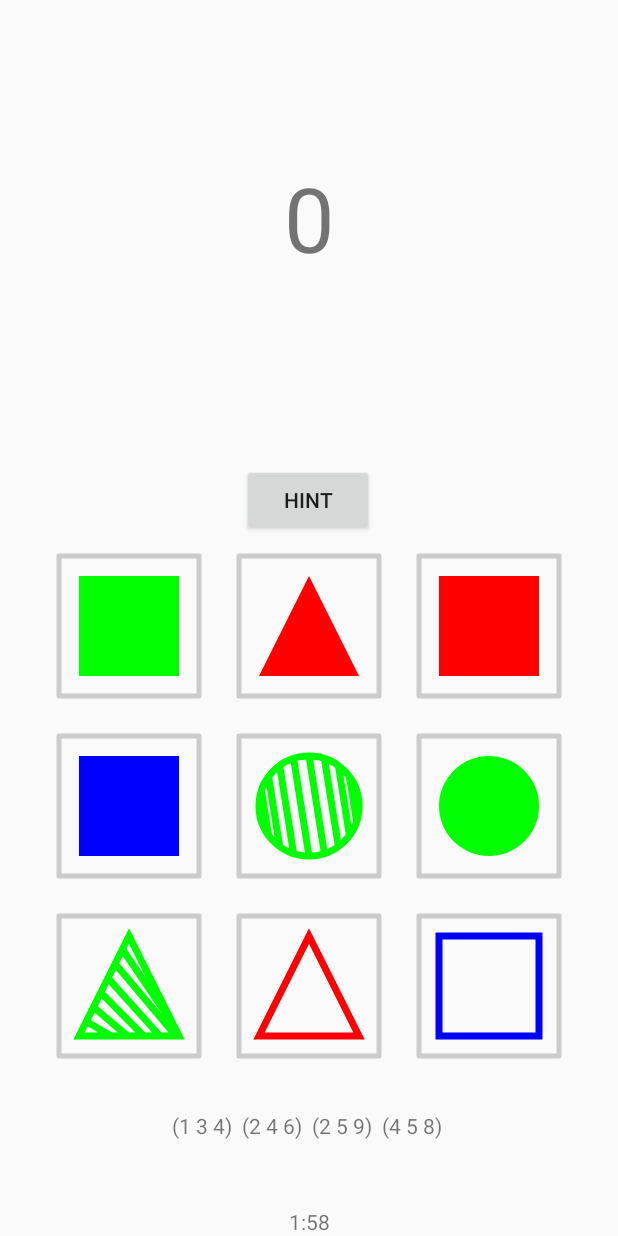
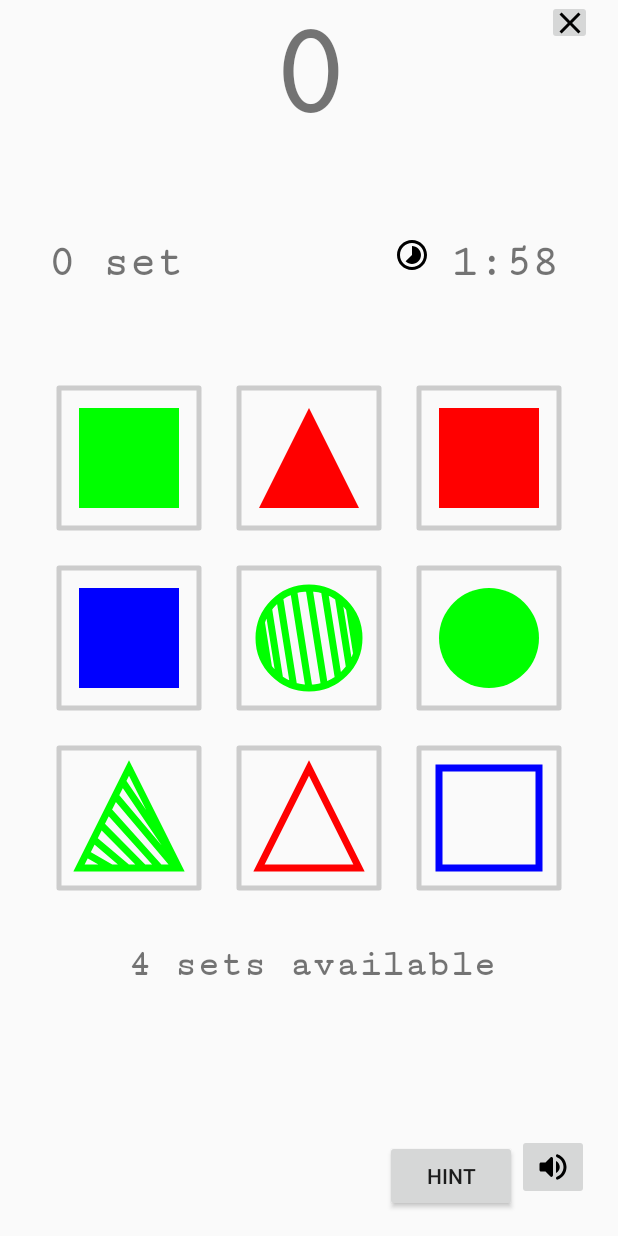
Before and after one commit to yewei600/Sets, an Android app: the GameFragment screen opened through its navigation route, on a phone screen of 412 x 824 dp. Run offline under Robolectric (Android 15) with nearby library versions, the phone set to English and light mode, and no system bars; our stand-ins replace data binding.

Commit message:
refactor GameFragment UI

```diff
--- a/app/build.gradle
+++ b/app/build.gradle
@@ -13,6 +13,7 @@ android {
         versionCode 1
         versionName "1.0"
         testInstrumentationRunner "androidx.test.runner.AndroidJUnitRunner"
+        vectorDrawables.useSupportLibrary = true
     }
     buildTypes {
         release {
--- a/app/src/main/java/com/ericwei/sets/game/GameContract.kt
+++ b/app/src/main/java/com/ericwei/sets/game/GameContract.kt
@@ -25,9 +25,11 @@ class GameContract {
 
         fun onShapesUpdateReceived(updateShapes: Map<Int, Shape?>)
 
-        fun onCurrentSetsReceived(curSets: ArrayList<Array<Int>>)
+        fun onNumPossibleSetsReceived(numSets: Int)
 
         fun onScoreUpdateReceived(score: Int)
+
+        fun onNumSetsFoundReceived(numSets: Int)
 
         fun updateShapes()
 
--- a/app/src/main/java/com/ericwei/sets/game/GameFragment.kt
+++ b/app/src/main/java/com/ericwei/sets/game/GameFragment.kt
@@ -8,6 +8,7 @@ import android.view.View
 import android.view.ViewGroup
 import android.widget.Button
 import android.widget.GridLayout
+import android.widget.ImageButton
 import android.widget.TextView
 import androidx.core.os.bundleOf
 import androidx.databinding.DataBindingUtil
@@ -20,16 +21,20 @@ import com.ericwei.sets.model.DrawState
 import com.ericwei.sets.model.Shape
 import com.ericwei.sets.model.ShapeView
 
-class GameFragment : Fragment(), GameContract.View {
+class GameFragment : Fragment(), GameContract.View, View.OnClickListener {
 
     private lateinit var mGamePresenter: GameContract.Presenter
     private lateinit var mGridLayout: GridLayout
     private lateinit var mShapeArray: Array<ShapeView>
     private lateinit var mScoreTv: TextView
+    private lateinit var mNumSetsFoundTv: TextView
+    private lateinit var mTimerTv: TextView
     private lateinit var mCurSetsTv: TextView
-    private lateinit var mTimerTv: TextView
+    private lateinit var mCloseBtn: ImageButton
     private lateinit var mHintBtn: Button
+    private lateinit var mSoundBtn: ImageButton
     private lateinit var mBtnSoundPlayers: Array<MediaPlayer>
+    private var mSoundOn: Boolean = true
 
     enum class SOUNDS(val id: Int) {
         CLICK_ON(0), CLICK_OFF(1), SET(2)
@@ -67,9 +72,12 @@ class GameFragment : Fragment(), GameContract.View {
     private fun assignUi(binding: FragmentGameBinding) {
         mGridLayout = binding.grid
         mScoreTv = binding.scoreTv
+        mNumSetsFoundTv = binding.numSetsFoundTv
+        mTimerTv = binding.timeTv
         mCurSetsTv = binding.curSetsTv
-        mTimerTv = binding.timeTv
+        mCloseBtn = binding.closeBtn
         mHintBtn = binding.hintBtn
+        mSoundBtn = binding.soundBtn
         mShapeArray = arrayOf(
             binding.s1,
             binding.s2,
@@ -81,12 +89,26 @@ class GameFragment : Fragment(), GameContract.View {
             binding.s8,
             binding.s9
         )
-        mHintBtn.setOnClickListener {
-            mGamePresenter.getHint()
-        }
+        mCloseBtn.setOnClickListener(this)
+        mHintBtn.setOnClickListener(this)
+        mSoundBtn.setOnClickListener(this)
         mShapeArray.forEach { shape ->
             shape.setOnClickListener {
                 mGamePresenter.shapeClicked(shape)
+            }
+        }
+    }
+
+    override fun onClick(v: View) {
+        when (v.id) {
+            R.id.closeBtn -> findNavController().navigate(R.id.action_gameFragment_to_homeFragment)
+            R.id.hintBtn -> mGamePresenter.getHint()
+            R.id.soundBtn -> {
+                mSoundOn = !mSoundOn
+                mSoundBtn.setImageResource(
+                    if (mSoundOn) R.drawable.ic_volume_on_24px else
+                        R.drawable.ic_volume_off_24px
+                )
             }
         }
     }
@@ -121,16 +143,16 @@ class GameFragment : Fragment(), GameContract.View {
         mGridLayout.isEnabled = true
     }
 
-    override fun onCurrentSetsReceived(curSets: ArrayList<Array<Int>>) {
-        var str = ""
-        curSets.forEach { set ->
-            str += "(${set[0] + 1} ${set[1] + 1} ${set[2] + 1})  "
-        }
-        mCurSetsTv.text = str
+    override fun onNumPossibleSetsReceived(numSets: Int) {
+        mCurSetsTv.text = "$numSets sets available"
     }
 
     override fun onScoreUpdateReceived(score: Int) {
         mScoreTv.text = score.toString()
+    }
+
+    override fun onNumSetsFoundReceived(numSets: Int) {
+        mNumSetsFoundTv.text = if (numSets > 1) "$numSets sets" else "$numSets set"
     }
 
     override fun getHintShapeView(shapeId: Int) {
@@ -138,6 +160,7 @@ class GameFragment : Fragment(), GameContract.View {
     }
 
     override fun playSound(soundId: SOUNDS) {
+        if (mSoundOn) {
             when (soundId) {
                 CLICK_ON -> {
                     mBtnSoundPlayers[CLICK_ON.id].seekTo(0)
@@ -153,6 +176,7 @@ class GameFragment : Fragment(), GameContract.View {
                 }
             }
         }
+    }
 
     override fun updateShapes() {
 
--- a/app/src/main/java/com/ericwei/sets/game/GamePresenter.kt
+++ b/app/src/main/java/com/ericwei/sets/game/GamePresenter.kt
@@ -9,6 +9,7 @@ class GamePresenter(private var gameView: GameContract.View) : GameContract.Pres
 
     private val TAG = "GamePresenter"
     private var mScore = 0
+    private var mNumSetsFound = 0
     private var mGameArray = arrayOfNulls<Shape>(9)
     private var mCurrentSets: ArrayList<Array<Int>> = arrayListOf()
     private var mUserSelected: MutableSet<ShapeView> = mutableSetOf()
@@ -60,7 +61,7 @@ class GamePresenter(private var gameView: GameContract.View) : GameContract.Pres
         }
         gameView.onShapesUpdateReceived(updateMap)
         if (drawState == DrawState.REDRAW) {
-            gameView.onCurrentSetsReceived(mCurrentSets)
+            gameView.onNumPossibleSetsReceived(mCurrentSets.size)
         }
     }
 
@@ -147,6 +148,7 @@ class GamePresenter(private var gameView: GameContract.View) : GameContract.Pres
             mScore += if (colors.size == 1) ALL_SAME_SCORE else ALL_DIFF_SCORE
             mScore += if (fills.size == 1) ALL_SAME_SCORE else ALL_DIFF_SCORE
             gameView.onScoreUpdateReceived(mScore)
+            gameView.onNumSetsFoundReceived(++mNumSetsFound)
         }
         return isSet
     }
--- /dev/null
+++ b/app/src/main/res/drawable/ic_close_24px.xml
@@ -0,0 +1,9 @@
+<vector xmlns:android="http://schemas.android.com/apk/res/android"
+    android:width="24dp"
+    android:height="24dp"
+    android:viewportWidth="24"
+    android:viewportHeight="24">
+    <path
+        android:fillColor="#FF000000"
+        android:pathData="M19,6.41L17.59,5 12,10.59 6.41,5 5,6.41 10.59,12 5,17.59 6.41,19 12,13.41 17.59,19 19,17.59 13.41,12z" />
+</vector>
--- /dev/null
+++ b/app/src/main/res/drawable/ic_timelapse_24px.xml
@@ -0,0 +1,9 @@
+<vector xmlns:android="http://schemas.android.com/apk/res/android"
+    android:width="24dp"
+    android:height="24dp"
+    android:viewportWidth="24"
+    android:viewportHeight="24">
+    <path
+        android:fillColor="#FF000000"
+        android:pathData="M16.24,7.76C15.07,6.59 13.54,6 12,6v6l-4.24,4.24c2.34,2.34 6.14,2.34 8.49,0 2.34,-2.34 2.34,-6.14 -0.01,-8.48zM12,2C6.48,2 2,6.48 2,12s4.48,10 10,10 10,-4.48 10,-10S17.52,2 12,2zM12,20c-4.42,0 -8,-3.58 -8,-8s3.58,-8 8,-8 8,3.58 8,8 -3.58,8 -8,8z" />
+</vector>
--- /dev/null
+++ b/app/src/main/res/drawable/ic_volume_off_24px.xml
@@ -0,0 +1,9 @@
+<vector xmlns:android="http://schemas.android.com/apk/res/android"
+    android:width="24dp"
+    android:height="24dp"
+    android:viewportWidth="24"
+    android:viewportHeight="24">
+    <path
+        android:fillColor="#FF000000"
+        android:pathData="M3.63,3.63c-0.39,0.39 -0.39,1.02 0,1.41L7.29,8.7 7,9L4,9c-0.55,0 -1,0.45 -1,1v4c0,0.55 0.45,1 1,1h3l3.29,3.29c0.63,0.63 1.71,0.18 1.71,-0.71v-4.17l4.18,4.18c-0.49,0.37 -1.02,0.68 -1.6,0.91 -0.36,0.15 -0.58,0.53 -0.58,0.92 0,0.72 0.73,1.18 1.39,0.91 0.8,-0.33 1.55,-0.77 2.22,-1.31l1.34,1.34c0.39,0.39 1.02,0.39 1.41,0 0.39,-0.39 0.39,-1.02 0,-1.41L5.05,3.63c-0.39,-0.39 -1.02,-0.39 -1.42,0zM19,12c0,0.82 -0.15,1.61 -0.41,2.34l1.53,1.53c0.56,-1.17 0.88,-2.48 0.88,-3.87 0,-3.83 -2.4,-7.11 -5.78,-8.4 -0.59,-0.23 -1.22,0.23 -1.22,0.86v0.19c0,0.38 0.25,0.71 0.61,0.85C17.18,6.54 19,9.06 19,12zM10.29,5.71l-0.17,0.17L12,7.76L12,6.41c0,-0.89 -1.08,-1.33 -1.71,-0.7zM16.5,12c0,-1.77 -1.02,-3.29 -2.5,-4.03v1.79l2.48,2.48c0.01,-0.08 0.02,-0.16 0.02,-0.24z" />
+</vector>
--- /dev/null
+++ b/app/src/main/res/drawable/ic_volume_on_24px.xml
@@ -0,0 +1,9 @@
+<vector xmlns:android="http://schemas.android.com/apk/res/android"
+    android:width="24dp"
+    android:height="24dp"
+    android:viewportWidth="24"
+    android:viewportHeight="24">
+    <path
+        android:fillColor="#FF000000"
+        android:pathData="M3,10v4c0,0.55 0.45,1 1,1h3l3.29,3.29c0.63,0.63 1.71,0.18 1.71,-0.71L12,6.41c0,-0.89 -1.08,-1.34 -1.71,-0.71L7,9L4,9c-0.55,0 -1,0.45 -1,1zM16.5,12c0,-1.77 -1.02,-3.29 -2.5,-4.03v8.05c1.48,-0.73 2.5,-2.25 2.5,-4.02zM14,4.45v0.2c0,0.38 0.25,0.71 0.6,0.85C17.18,6.53 19,9.06 19,12s-1.82,5.47 -4.4,6.5c-0.36,0.14 -0.6,0.47 -0.6,0.85v0.2c0,0.63 0.63,1.07 1.21,0.85C18.6,19.11 21,15.84 21,12s-2.4,-7.11 -5.79,-8.4c-0.58,-0.23 -1.21,0.22 -1.21,0.85z" />
+</vector>
--- a/app/src/main/res/layout/fragment_game.xml
+++ b/app/src/main/res/layout/fragment_game.xml
@@ -21,8 +21,8 @@
             app:layout_constraintBottom_toBottomOf="parent"
             app:layout_constraintEnd_toEndOf="parent"
             app:layout_constraintStart_toStartOf="parent"
-            app:layout_constraintTop_toTopOf="parent"
-            app:layout_constraintVertical_bias="0.77">
+            app:layout_constraintTop_toBottomOf="@+id/scoreTv"
+            app:layout_constraintVertical_bias="0.4">
 
             <com.ericwei.sets.model.ShapeView
                 android:id="@+id/s1"
@@ -93,11 +93,15 @@
             android:id="@+id/scoreTv"
             android:layout_width="wrap_content"
             android:layout_height="100dp"
+            android:layout_marginStart="196dp"
+            android:layout_marginEnd="149dp"
+            android:fontFamily="serif-monospace"
             android:text="0"
             android:textAlignment="center"
-            android:textSize="60sp"
-            app:layout_constraintBottom_toTopOf="@+id/hintBtn"
+            android:textSize="90dp"
+            android:textStyle="bold"
             app:layout_constraintEnd_toEndOf="parent"
+            app:layout_constraintEnd_toStartOf="@+id/closeBtn"
             app:layout_constraintStart_toStartOf="parent"
             app:layout_constraintTop_toTopOf="parent" />
 
@@ -105,21 +109,24 @@
             android:id="@+id/hintBtn"
             android:layout_width="wrap_content"
             android:layout_height="wrap_content"
+            android:layout_marginEnd="67dp"
+            android:layout_marginBottom="16dp"
             android:text="Hint"
-            app:layout_constraintBottom_toTopOf="@+id/grid"
-            app:layout_constraintEnd_toEndOf="parent"
-            app:layout_constraintHorizontal_bias="0.498"
-            app:layout_constraintStart_toStartOf="parent"
-            app:layout_constraintTop_toBottomOf="@+id/textView" />
+            app:layout_constraintBottom_toBottomOf="parent"
+            app:layout_constraintEnd_toEndOf="parent" />
 
         <TextView
             android:id="@+id/timeTv"
             android:layout_width="wrap_content"
             android:layout_height="wrap_content"
-            android:text="TextView"
-            app:layout_constraintBottom_toBottomOf="parent"
+            android:layout_marginEnd="40dp"
+            android:layout_marginBottom="53dp"
+            android:fontFamily="serif-monospace"
+            android:textSize="30dp"
+            android:textStyle="bold"
+            app:layout_constraintBottom_toTopOf="@+id/grid"
             app:layout_constraintEnd_toEndOf="parent"
-            app:layout_constraintStart_toStartOf="parent" />
+            tools:text="1:59" />
 
         <TextView
             android:id="@+id/curSetsTv"
@@ -127,11 +134,56 @@
             android:layout_height="wrap_content"
             android:layout_marginStart="4dp"
             android:layout_marginTop="23dp"
+            android:fontFamily="serif-monospace"
             android:text="TextView"
             android:textAlignment="center"
+            android:textSize="25dp"
+            android:textStyle="bold"
             app:layout_constraintEnd_toEndOf="parent"
             app:layout_constraintStart_toStartOf="parent"
-            app:layout_constraintTop_toBottomOf="@+id/grid" />
+            app:layout_constraintTop_toBottomOf="@+id/grid"
+            tools:text="5 sets available" />
+
+        <TextView
+            android:id="@+id/numSetsFoundTv"
+            android:layout_width="wrap_content"
+            android:layout_height="wrap_content"
+            android:layout_marginStart="32dp"
+            android:layout_marginBottom="53dp"
+            android:fontFamily="serif-monospace"
+            android:text="0 set"
+            android:textSize="30dp"
+            android:textStyle="bold"
+            app:layout_constraintBottom_toTopOf="@+id/grid"
+            app:layout_constraintStart_toStartOf="parent"
+            tools:text="0 set" />
+
+        <ImageView
+            android:id="@+id/timeLapseIv"
+            android:layout_width="wrap_content"
+            android:layout_height="wrap_content"
+            android:layout_marginEnd="13dp"
+            app:layout_constraintEnd_toStartOf="@+id/timeTv"
+            app:layout_constraintTop_toTopOf="@+id/timeTv"
+            app:srcCompat="@drawable/ic_timelapse_24px" />
+
+        <ImageButton
+            android:id="@+id/closeBtn"
+            android:layout_width="30dp"
+            android:layout_height="30dp"
+            android:layout_marginEnd="17dp"
+            app:layout_constraintEnd_toEndOf="parent"
+            app:layout_constraintTop_toTopOf="parent"
+            app:srcCompat="@drawable/ic_close_24px" />
+
+        <ImageButton
+            android:id="@+id/soundBtn"
+            android:layout_width="wrap_content"
+            android:layout_height="wrap_content"
+            android:layout_marginBottom="8dp"
+            app:layout_constraintBottom_toBottomOf="@+id/hintBtn"
+            app:layout_constraintStart_toEndOf="@+id/hintBtn"
+            app:srcCompat="@drawable/ic_volume_on_24px" />
 
     </androidx.constraintlayout.widget.ConstraintLayout>
 </layout>
--- a/app/src/main/res/layout/fragment_rules.xml
+++ b/app/src/main/res/layout/fragment_rules.xml
@@ -4,6 +4,7 @@
     xmlns:tools="http://schemas.android.com/tools"
     android:layout_width="match_parent"
     android:layout_height="match_parent"
+    android:fadeScrollbars="false"
     tools:context=".rules.RulesFragment">
 
     <LinearLayout
@@ -29,6 +30,26 @@
             android:layout_marginRight="10dp"
             android:fontFamily="serif-monospace"
             android:text="@string/game_rules_content"
+            android:textSize="25dp"
+            android:textStyle="bold" />
+
+        <TextView
+            android:layout_width="wrap_content"
+            android:layout_height="wrap_content"
+            android:layout_gravity="center"
+            android:layout_marginTop="30dp"
+            android:fontFamily="serif-monospace"
+            android:text="@string/scoring"
+            android:textSize="30dp" />
+
+        <TextView
+            android:layout_width="match_parent"
+            android:layout_height="wrap_content"
+            android:layout_marginLeft="10dp"
+            android:layout_marginTop="15dp"
+            android:layout_marginRight="10dp"
+            android:fontFamily="serif-monospace"
+            android:text="@string/scoring_content"
             android:textSize="25dp"
             android:textStyle="bold" />
 
--- a/app/src/main/res/navigation/nav_graph.xml
+++ b/app/src/main/res/navigation/nav_graph.xml
@@ -25,6 +25,9 @@
         <action
             android:id="@+id/action_gameFragment_to_gameOverDialogFragment"
             app:destination="@id/gameOverDialogFragment" />
+        <action
+            android:id="@+id/action_gameFragment_to_homeFragment"
+            app:destination="@id/homeFragment" />
     </fragment>
     <fragment
         android:id="@+id/rulesFragment"
--- a/app/src/main/res/values/strings.xml
+++ b/app/src/main/res/values/strings.xml
@@ -3,6 +3,8 @@
     <string name="hello_blank_fragment">Hello blank fragment</string>
     <string name="game_rules_content">The objective of the game is to identify \'sets\' of 3 cards. Each card is unique in its 3 features: <u>color</u>, <u>shape</u>, and <u>shading</u>. A \'set\' consists of 3 cards on which each feature is either <u>the same</u> on all 3 cards, <u>or different</u> on all 3 cards.</string>
     <string name="how_to_play"><u>How to play</u></string>
+    <string name="scoring"><u>Scoring</u></string>
+    <string name="scoring_content">The player gets <u>10 points</u> for each feature that\'s all the same and <u>20 points</u> for each feature that\'s all different. The score for each \'set\' is the sum of points for all 3 features.</string>
     <string name="valid_sets"><u>Valid Sets</u></string>
     <string name="invalid_sets"><u>Invalid Sets</u></string>
     <string name="game_score">game score</string>
```
Lines whose indentation alone changed are shown as unchanged.
